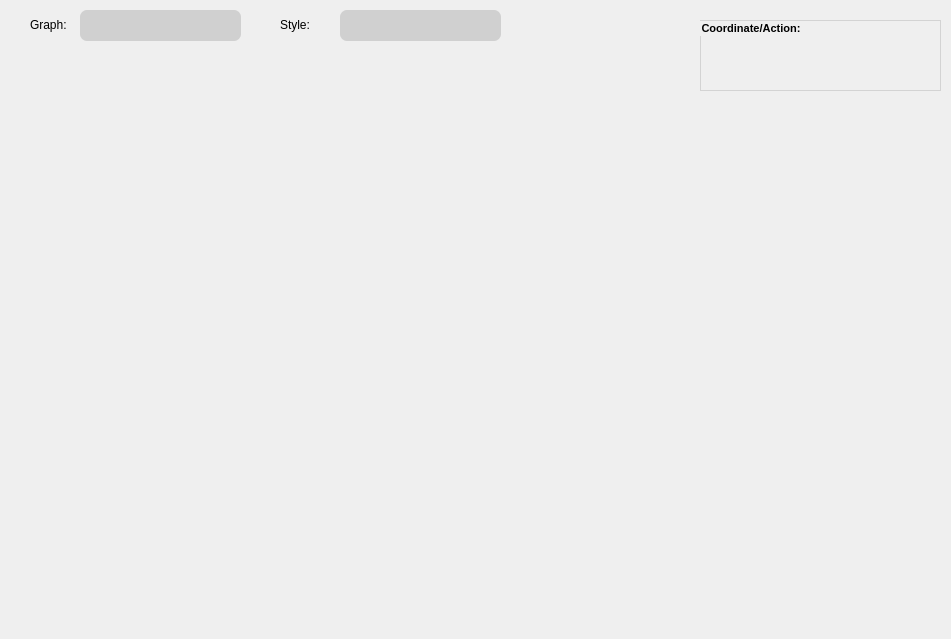
Above: resource/gui/StatDialog.ui from dthung1602/NetworkVisualization before the change. Below: the same form after it.
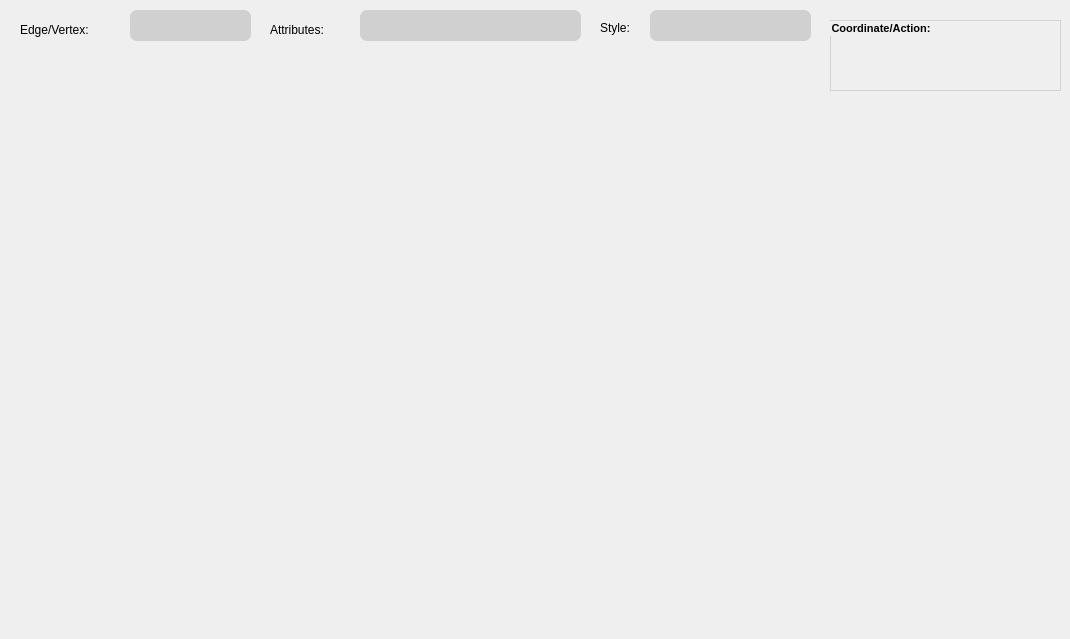
That is the form after the change. Icons and pictures are not drawn.

Patch:
```diff
--- a/resource/gui/StatDialog.ui
+++ b/resource/gui/StatDialog.ui
@@ -6,7 +6,7 @@
    <rect>
     <x>0</x>
     <y>0</y>
-    <width>951</width>
+    <width>1070</width>
     <height>639</height>
    </rect>
   </property>
@@ -37,9 +37,9 @@
   <widget class="QComboBox" name="selectPlot">
    <property name="geometry">
     <rect>
-     <x>80</x>
+     <x>130</x>
      <y>10</y>
-     <width>161</width>
+     <width>121</width>
      <height>31</height>
     </rect>
    </property>
@@ -68,7 +68,7 @@
   <widget class="QComboBox" name="selectStyle">
    <property name="geometry">
     <rect>
-     <x>340</x>
+     <x>650</x>
      <y>10</y>
      <width>161</width>
      <height>31</height>
@@ -96,25 +96,12 @@
 </string>
    </property>
   </widget>
-  <widget class="QLabel" name="label">
-   <property name="geometry">
-    <rect>
-     <x>30</x>
-     <y>17</y>
-     <width>55</width>
-     <height>16</height>
-    </rect>
-   </property>
-   <property name="text">
-    <string>Graph:</string>
-   </property>
-  </widget>
   <widget class="QLabel" name="label_2">
    <property name="geometry">
     <rect>
-     <x>280</x>
-     <y>17</y>
-     <width>55</width>
+     <x>600</x>
+     <y>20</y>
+     <width>41</width>
      <height>16</height>
     </rect>
    </property>
@@ -125,9 +112,9 @@
   <widget class="QGroupBox" name="groupBox">
    <property name="geometry">
     <rect>
-     <x>700</x>
+     <x>830</x>
      <y>20</y>
-     <width>241</width>
+     <width>231</width>
      <height>71</height>
     </rect>
    </property>
@@ -149,6 +136,63 @@
     <string>Coordinate/Action:</string>
    </property>
   </widget>
+  <widget class="QLabel" name="label_3">
+   <property name="geometry">
+    <rect>
+     <x>270</x>
+     <y>20</y>
+     <width>81</width>
+     <height>20</height>
+    </rect>
+   </property>
+   <property name="text">
+    <string>Attributes:</string>
+   </property>
+  </widget>
+  <widget class="QComboBox" name="selectAttr">
+   <property name="geometry">
+    <rect>
+     <x>360</x>
+     <y>10</y>
+     <width>221</width>
+     <height>31</height>
+    </rect>
+   </property>
+   <property name="styleSheet">
+    <string notr="true">QComboBox{
+	color:#000;
+	border-style: 2px solid rgb(200, 200, 200);
+    border-radius: 7px;
+	background-color: #d0d0d0;
+	padding-left: 13px;
+	padding-right: 10px;
+}
+QComboBox::drop-down 
+{
+    border: 6px; /* This seems to replace the whole arrow of the combo box */
+}
+QComboBox::down-arrow {
+   image: url(&quot;resource/gui/tool/down-arrow.png&quot;);
+    width: 9px;
+    height: 9px;
+	padding-right: 10px;
+}
+</string>
+   </property>
+  </widget>
+  <widget class="QLabel" name="label_4">
+   <property name="geometry">
+    <rect>
+     <x>20</x>
+     <y>20</y>
+     <width>101</width>
+     <height>20</height>
+    </rect>
+   </property>
+   <property name="text">
+    <string>Edge/Vertex:</string>
+   </property>
+  </widget>
  </widget>
  <resources/>
  <connections/>
```
Left out of the diff: 4 changed lines with no effect on the pictures.
